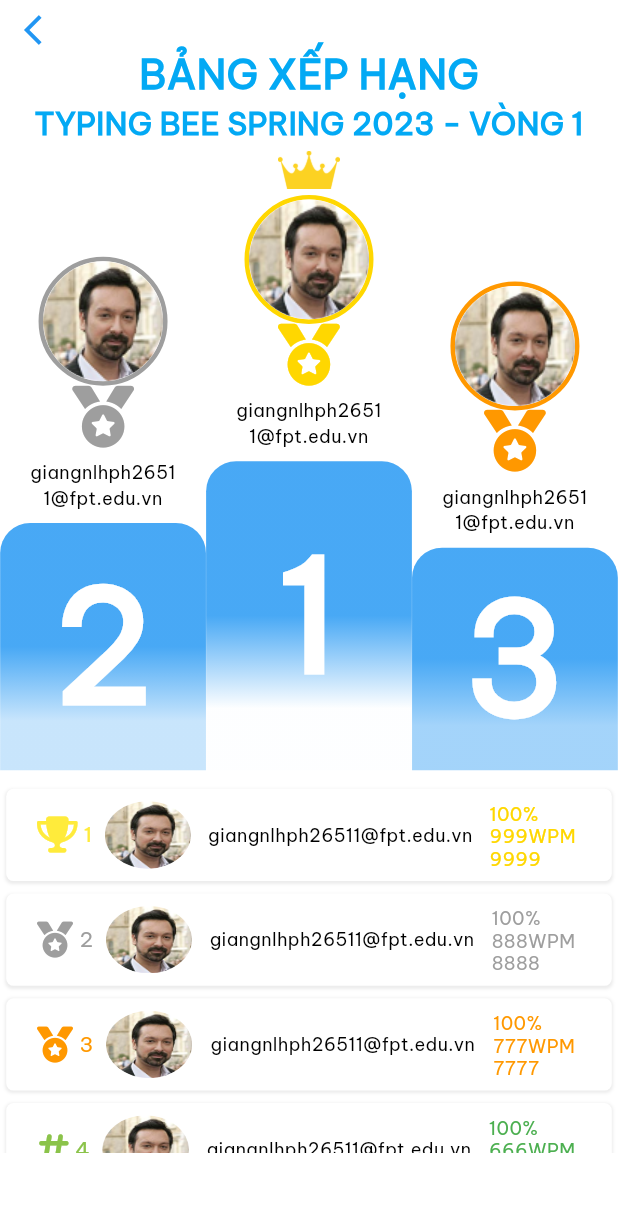
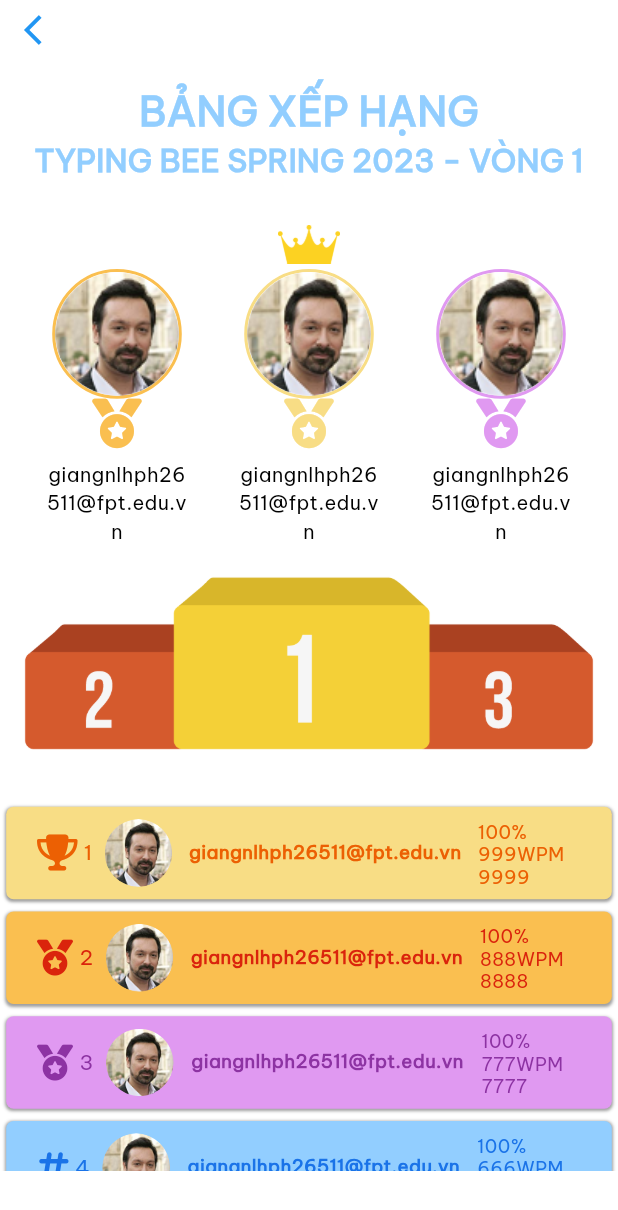
Before and after one commit to Nhat-An-GitOrganization/typing_contest_mobile, a Flutter app: the RankingRoundScreen screen opened directly, on a phone screen of 412 x 824 dp. Shown: the top 1210 px of the screen. Run offline on Flutter 3.47's test engine with Material 3 defaults, Android fonts, the phone set to English and light mode, and no system bars; our stand-ins replace awesome_dialog, carousel_slider, confetti, curved_navigation_bar, firebase_auth, firebase_core and 4 more; accounts and stored records are empty.

Commit message:
update rank

```diff
--- a/lib/component/ranking/ranking_round_screen.dart
+++ b/lib/component/ranking/ranking_round_screen.dart
@@ -43,7 +43,9 @@ class _RankingRoundScreenState extends State<RankingRoundScreen> {
             ),
           ),
         ),
-        body: SingleChildScrollView(
+        body: Padding(
+          padding: EdgeInsets.only(top: size.height * 0.03),
+          child: SingleChildScrollView(
             physics: const NeverScrollableScrollPhysics(),
             child: Padding(
               padding: EdgeInsets.all(size.height * 0.00),
@@ -52,7 +54,7 @@ class _RankingRoundScreenState extends State<RankingRoundScreen> {
                   Text(
                     'BẢNG XẾP HẠNG',
                     style: TextStyle(
-                      color: Colors.lightBlue,
+                        color: const Color.fromARGB(255, 146, 206, 255),
                         fontSize: size.width * 0.065,
                         fontWeight: FontWeight.bold,
                         fontFamily: 'BeVietnamPro'),
@@ -60,9 +62,19 @@ class _RankingRoundScreenState extends State<RankingRoundScreen> {
                   Text(
                     'TYPING BEE SPRING 2023 - VÒNG 1',
                     style: TextStyle(
-                      color: Colors.lightBlue,
+                      color: const Color.fromARGB(255, 146, 206, 255),
                       fontSize: size.width * 0.05,
-                      fontWeight: FontWeight.bold,),
+                      fontWeight: FontWeight.bold,
+                    ),
+                  ),
+                  SizedBox(height: size.height * 0.03),
+                  Stack(
+                    children: [
+                      Container(
+                        padding: EdgeInsets.only(top: size.height * 0.1),
+                        child: Image.asset(
+                          'lib/images/podium.png',
+                        ),
                       ),
                       Row(
                         mainAxisAlignment: MainAxisAlignment.spaceEvenly,
@@ -90,11 +102,8 @@ class _RankingRoundScreenState extends State<RankingRoundScreen> {
                           ),
                         ],
                       ),
-                SizedBox(
-                  height: size.height * 0.01,
-                ),
                       Padding(
-                  padding: const EdgeInsets.all(0.00),
+                        padding: EdgeInsets.only(top: size.height * 0.47),
                         child: SizedBox(
                           height: size.height * 0.3,
                           child: GridView.count(
@@ -133,11 +142,30 @@ class _RankingRoundScreenState extends State<RankingRoundScreen> {
                                 score: '6666',
                                 rank: '4',
                               ),
+                              ContestantList(
+                                url: 'lib/images/actor_1.png',
+                                name: 'giangnlhph26511@fpt.edu.vn',
+                                wpm: '666WPM',
+                                accuracy: '100%',
+                                score: '6666',
+                                rank: '5',
+                              ),
+                              ContestantList(
+                                url: 'lib/images/actor_1.png',
+                                name: 'giangnlhph26511@fpt.edu.vn',
+                                wpm: '666WPM',
+                                accuracy: '100%',
+                                score: '6666',
+                                rank: '6',
+                              ),
                             ],
                           ),
                         ),
                       ),
                     ],
+                  ),
+                ],
+              ),
             ),
           ),
         ),
@@ -162,24 +190,42 @@ class ContestantList extends StatelessWidget {
       this.accuracy,
       this.rank})
       : super(key: key);
+  Color getColorForRank(String? rank) {
+    if (rank == '1') {
+      return const Color.fromARGB(255, 248, 221, 133);
+    } else if (rank == '2') {
+      return const Color.fromARGB(255, 250, 191, 80);
+    } else if (rank == '3') {
+      return const Color.fromARGB(255, 224, 153, 241);
+    } else {
+      return const Color.fromARGB(255, 146, 206, 255);
+    }
+  }
+
+  Color getTextColor(String? rank) {
+    if (rank == '1') {
+      return const Color.fromARGB(255, 236, 96, 3);
+    } else if (rank == '2') {
+      return const Color.fromARGB(255, 218, 36, 12);
+    } else if (rank == '3') {
+      return const Color.fromARGB(255, 141, 51, 163);
+    } else {
+      return const Color.fromARGB(255, 26, 115, 232);
+    }
+  }
 
   @override
   Widget build(BuildContext context) {
-    bool isDarkMode = Theme.of(context).brightness == Brightness.dark;
     Size size = MediaQuery.of(context).size;
     return Padding(
-      padding: const EdgeInsets.all(0.0),
-      child: Padding(
       padding: EdgeInsets.all(size.width * 0.01),
       child: Container(
         decoration: BoxDecoration(
-            color: isDarkMode
-                ? const Color.fromARGB(255, 58, 69, 75)
-                : const Color.fromARGB(255, 255, 255, 255),
+          color: getColorForRank(rank),
           borderRadius: BorderRadius.circular(5),
           boxShadow: [
             BoxShadow(
-                color: Colors.grey.withOpacity(0.2), // Màu của đổ bóng
+              color: Colors.grey.withOpacity(1), // Màu của đổ bóng
               spreadRadius: 0.5, // Kích thước đổ bóng
               blurRadius: 1, // Độ mờ của đổ bóng
               offset: const Offset(0, 1), // Vị trí của đổ bóng
@@ -195,57 +241,44 @@ class ContestantList extends StatelessWidget {
             children: [
               Row(
                 children: [
-                    SizedBox(width: size.width * 0.05), // Adjust spacing
-
+                  SizedBox(width: size.width * 0.05),
                   if (rank != '1' && rank != '2' && rank != '3')
-                      const FaIcon(
+                    FaIcon(
                       FontAwesomeIcons.hashtag,
-                        color: Colors.lightGreen,
+                      color: getTextColor(rank),
                     ),
                   if (rank == '1')
-                      const FaIcon(
+                    FaIcon(
                       FontAwesomeIcons.trophy,
-                        color: Colors.yellow,
+                      color: getTextColor(rank),
                     ),
                   if (rank == '2')
-                      const FaIcon(
+                    FaIcon(
                       FontAwesomeIcons.medal,
-                        color: Colors.grey,
+                      color: getTextColor(rank),
                     ),
                   if (rank == '3')
-                      const FaIcon(
+                    FaIcon(
                       FontAwesomeIcons.medal,
-                        color: Colors.orange,
+                      color: getTextColor(rank),
                     ),
-                    SizedBox(width: size.width * 0.01), // Adjust spacing
+                  SizedBox(width: size.width * 0.01),
                   Text(
                     rank ?? '6',
-                      style: TextStyle(
-                        color: rank == '1'
-                            ? Colors.yellow
-                            : rank == '2'
-                                ? Colors.grey
-                                : rank == '3'
-                                    ? Colors.orange
-                                    : Colors.lightGreen,
+                    style: TextStyle(color: getTextColor(rank)),
                   ),
-                    ),
-                    SizedBox(width: size.width * 0.02), // Adjust spacing
-                    // Khoảng cách giữa rank và url
+                  SizedBox(width: size.width * 0.02),
                   Center(
                     child: ClipOval(
                       clipBehavior: Clip.antiAlias,
                       child: Image.asset(
                         url ?? 'lib/images/actor_4.png',
-                          height: size.height * 0.07,
-                          width: size.height * 0.07,
                         fit: BoxFit.fill,
                       ),
                     ),
                   ),
                 ],
               ),
-                SizedBox(width: size.width * 0.01), // Adjust spacing
               Column(
                 mainAxisAlignment: MainAxisAlignment.center,
                 crossAxisAlignment: CrossAxisAlignment.center,
@@ -253,13 +286,12 @@ class ContestantList extends StatelessWidget {
                   Text(
                     name ?? 'giangnlhph26511@fpt.edu.vn',
                     style: TextStyle(
-                        color: isDarkMode ? Colors.white : Colors.black,
-                        fontSize: 12,
-                      ),
+                        color: getTextColor(rank),
+                        fontSize: size.height * 0.015,
+                        fontWeight: FontWeight.bold),
                   ),
                 ],
               ),
-                SizedBox(width: size.width * 0.01), // Adjust spacing
               Column(
                 mainAxisAlignment: MainAxisAlignment.center,
                 crossAxisAlignment: CrossAxisAlignment.start,
@@ -269,13 +301,7 @@ class ContestantList extends StatelessWidget {
                     child: Text(
                       accuracy ?? '100%',
                       style: TextStyle(
-                          color: rank == '1'
-                              ? const Color.fromRGBO(255, 215, 0, 1)
-                              : rank == '2'
-                                  ? Colors.grey
-                                  : rank == '3'
-                                      ? Colors.orange
-                                      : Colors.green,
+                        color: getTextColor(rank),
                         fontSize: size.height * 0.015,
                       ),
                       textAlign: TextAlign.left,
@@ -285,13 +311,7 @@ class ContestantList extends StatelessWidget {
                     child: Text(
                       wpm ?? '999WPM',
                       style: TextStyle(
-                          color: rank == '1'
-                              ? const Color.fromRGBO(255, 215, 0, 1)
-                              : rank == '2'
-                                  ? Colors.grey
-                                  : rank == '3'
-                                      ? Colors.orange
-                                      : Colors.green,
+                        color: getTextColor(rank),
                         fontSize: size.height * 0.015,
                       ),
                       textAlign: TextAlign.left,
@@ -301,13 +321,7 @@ class ContestantList extends StatelessWidget {
                     child: Text(
                       score ?? '9999',
                       style: TextStyle(
-                          color: rank == '1'
-                              ? const Color.fromRGBO(255, 215, 0, 1)
-                              : rank == '2'
-                                  ? Colors.grey
-                                  : rank == '3'
-                                      ? Colors.orange
-                                      : Colors.green,
+                        color: getTextColor(rank),
                         fontSize: size.height * 0.015,
                       ),
                       textAlign: TextAlign.left,
@@ -317,7 +331,6 @@ class ContestantList extends StatelessWidget {
               ),
               SizedBox(width: size.width * 0.05), // Adjust spacing
             ],
-            ),
           ),
         ),
       ),
@@ -340,13 +353,13 @@ class WinnerContainer extends StatelessWidget {
   final bool isFirst;
   Color getBorderColor() {
      if (cardIndex == 1) {
-      return const Color.fromRGBO(255, 215, 0, 1);
+      return const Color.fromARGB(255, 248, 221, 133);
     } else if (cardIndex == 2) {
-      return Colors.grey;
+      return const Color.fromARGB(255, 250, 191, 80);
     } else if (cardIndex == 3) {
-      return Colors.orange;
+      return const Color.fromARGB(255, 224, 153, 241);
     } else {
-      return Colors.transparent; // Mặc định không có viền
+      return const Color.fromARGB(255, 146, 206, 255);
     }
   }
 
@@ -383,15 +396,15 @@ class WinnerContainer extends StatelessWidget {
             shape: BoxShape.circle,
             border: Border.all(
               color: getBorderColor(),
-              width: 3.0, // Độ rộng của đường viền
+              width: 2.0,
             ),
           ),
-          padding: const EdgeInsets.all(
-              0.0), // Khoảng cách từ đường viền đến hình ảnh
+          padding: const EdgeInsets.all(0.0),
           child: ClipOval(
             child: Image.asset(
               url ?? 'lib/images/actor_1.png',
-              fit: BoxFit.fill,
+              fit: BoxFit.cover,
+              width: size.width / 5,
             ),
           ),
         ),
@@ -399,13 +412,13 @@ class WinnerContainer extends StatelessWidget {
           FaIcon(
             FontAwesomeIcons.medal,
             color: getBorderColor(),
-            size: size.height * 0.05,
+            size: size.height * 0.04,
           ),
         if (cardIndex == 2 || cardIndex == 3)
           FaIcon(
             FontAwesomeIcons.medal,
             color: getBorderColor(),
-            size: size.height * 0.05,
+            size: size.height * 0.04,
           ),
         SizedBox(
           height: size.height * 0.01,
@@ -418,7 +431,7 @@ class WinnerContainer extends StatelessWidget {
               name ?? 'giangnlhph26511@fpt.edu.vn',
               style: TextStyle(
                 color: isDarkMode ? Colors.white : Colors.black,
-                fontSize: 12,
+                fontSize: size.height * 0.016,
               ),
               textAlign: TextAlign.center,
               softWrap: true,
@@ -428,50 +441,6 @@ class WinnerContainer extends StatelessWidget {
         SizedBox(
           height: size.height * 0.01,
         ),
-        Stack(
-          children: [
-            Padding(
-              padding: EdgeInsets.only(top: size.height * 0),
-              child: Center(
-                child: Container(
-                  decoration: BoxDecoration(
-                    borderRadius: const BorderRadius.only(
-                      topLeft: Radius.circular(20),
-                      topRight: Radius.circular(20),
-                    ),
-                    gradient: LinearGradient(
-                      colors: [
-                        Colors.blue.withOpacity(value ?? size.height * 0.000),
-                        Colors.blue.withOpacity(value2 ?? size.height * 0.000),
-                      ],
-                      stops: const [0.2, 0.5],
-                      begin: Alignment.bottomCenter,
-                      end: Alignment.topCenter,
-                    ),
-                  ),
-                  child: Padding(
-                    padding: EdgeInsets.all(size.width * 0.000),
-                    child: SizedBox(
-                      height: height ?? size.height * 0.25,
-                      width: size.width * 0.333,
-                      child: Center(
-                        child: Text(
-                          rank ?? '1',
-                          style: TextStyle(
-                            color: Colors.white,
-                            fontSize: size.width * 0.25,
-                            fontFamily: 'BeVietnamPro',
-                            fontWeight: FontWeight.bold,
-                          ),
-                        ),
-                      ),
-                    ),
-                  ),
-                ),
-              ),
-            ),
-          ],
-        ),
       ],
     );
   }
--- a/lib/main.dart
+++ b/lib/main.dart
@@ -3,11 +3,7 @@ import 'package:flutter/material.dart';
 import 'package:typing_contest_mobile/firebase_options.dart';
 import 'package:provider/provider.dart';
 import 'package:typing_contest_mobile/screen/home_screen.dart';
-// import 'package:typing_contest_mobile/screen/login_screen.dart';
-
-import 'component/ranking/caroulsel_ranking.dart';
-
-
+import 'package:typing_contest_mobile/screen/login_screen.dart';
 Future<void> main() async {
   WidgetsFlutterBinding.ensureInitialized();
   await Firebase.initializeApp(options: DefaultFirebaseOptions.currentPlatform);
@@ -37,7 +33,7 @@ class MyApp extends StatelessWidget {
         textTheme: newTextStyle,
       ),
       debugShowCheckedModeBanner: false,
-      home: const CaroulselRank(),
+      home: const LoginPage(),
     );
   }
 }
```
Lines whose indentation alone changed are shown as unchanged.
